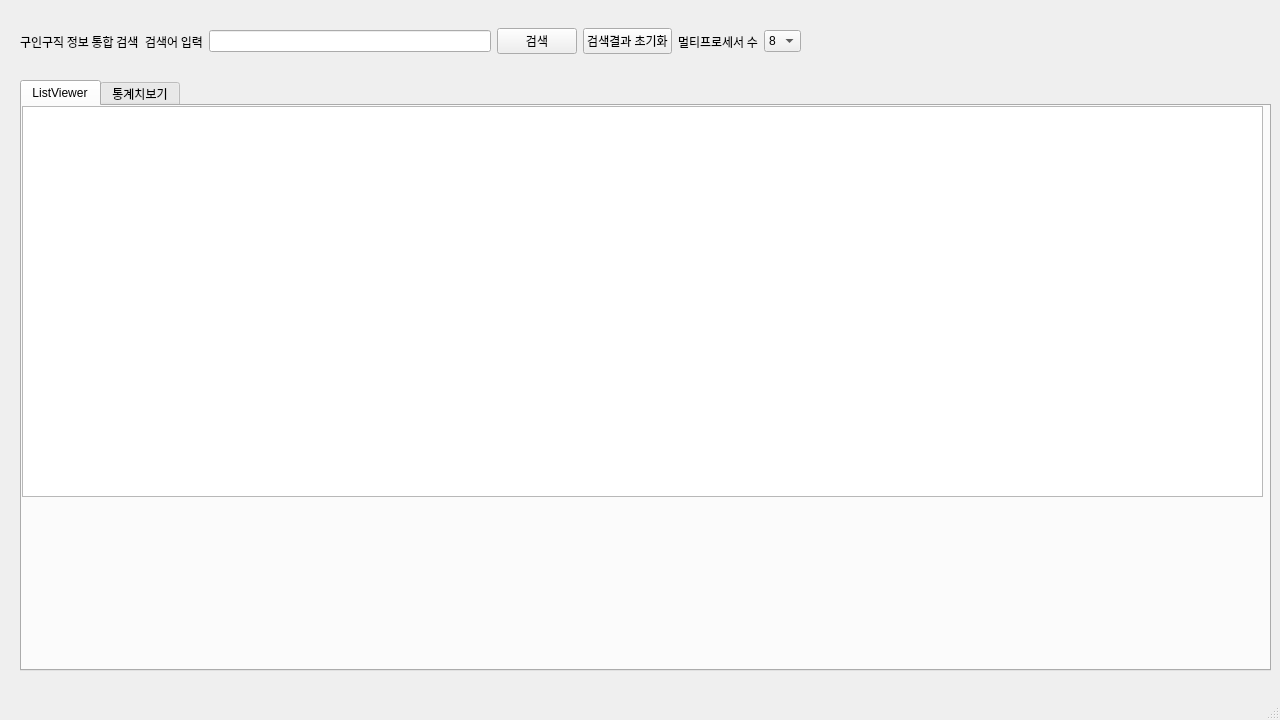
Qt form src/gui/form.ui (4xvgal/JobScraper) before a commit.
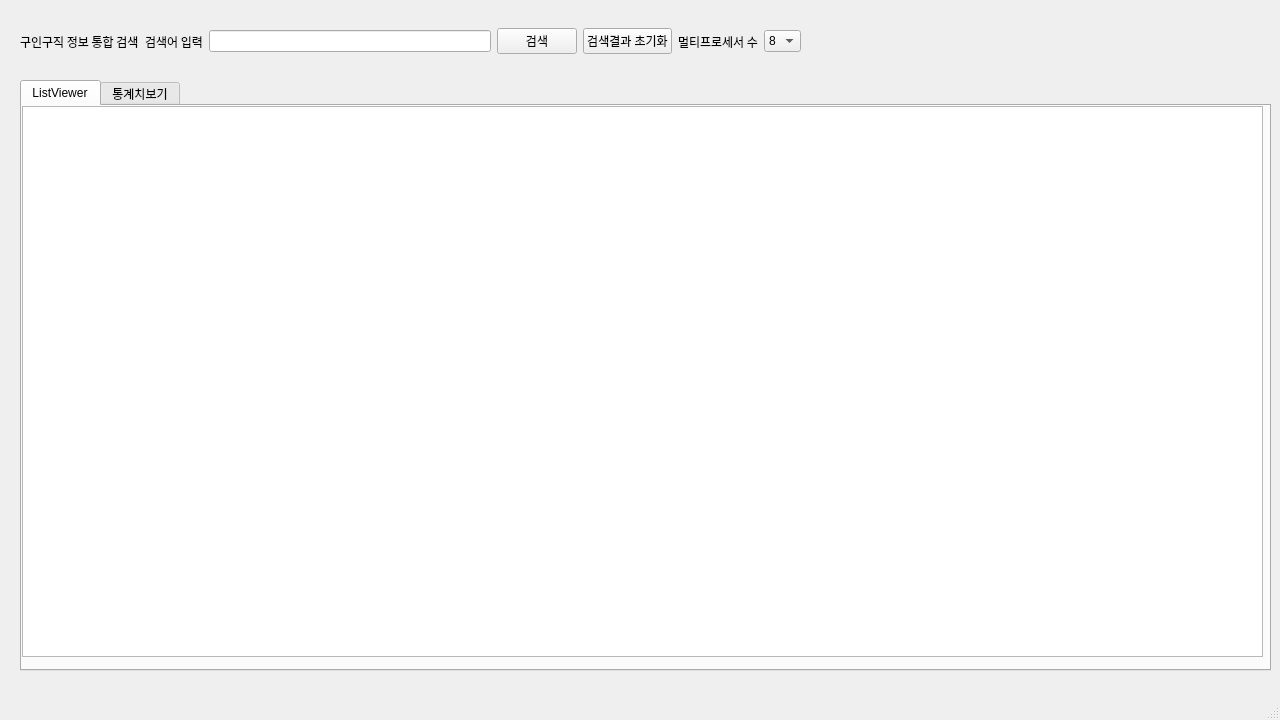
The same form after that commit. The open tabs and pages were chosen to show the change.

Commit message: [UPDATE] UI 수정, Main 에서 삭제

Patch:
```diff
--- a/src/gui/form.ui
+++ b/src/gui/form.ui
@@ -36,7 +36,7 @@
         <x>0</x>
         <y>0</y>
         <width>1241</width>
-        <height>391</height>
+        <height>551</height>
        </rect>
       </property>
      </widget>
```
Left out of the diff: 2 changed lines with no effect on the pictures. The commit also changes 2 other files.
